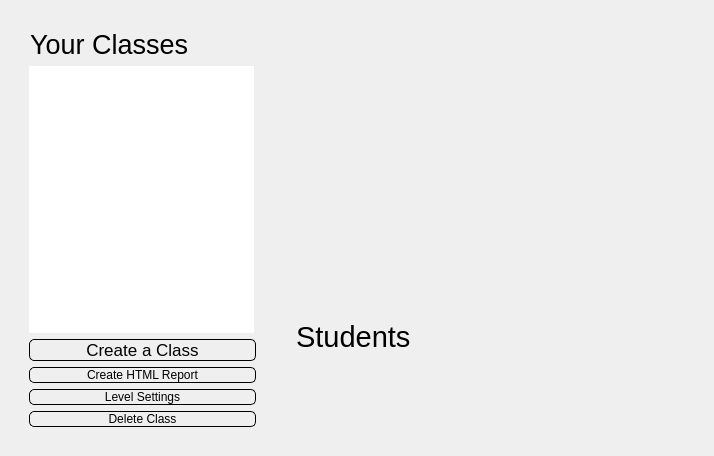
The window that portal/src/adminpane.ui (zfrye06/Loque) describes before a commit, drawn with Qt 5.
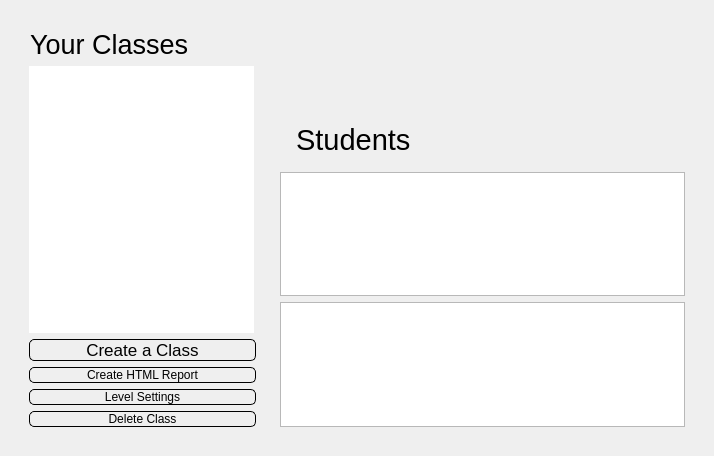
The same window after the commit. Icons and pictures are not drawn.

The edit to the form file:
```diff
--- a/portal/src/adminpane.ui
+++ b/portal/src/adminpane.ui
@@ -245,6 +245,12 @@
               </item>
              </layout>
             </item>
+            <item>
+             <widget class="QTableWidget" name="userTable"/>
+            </item>
+            <item>
+             <widget class="QTableWidget" name="mapTable"/>
+            </item>
            </layout>
           </widget>
          </item>
```
